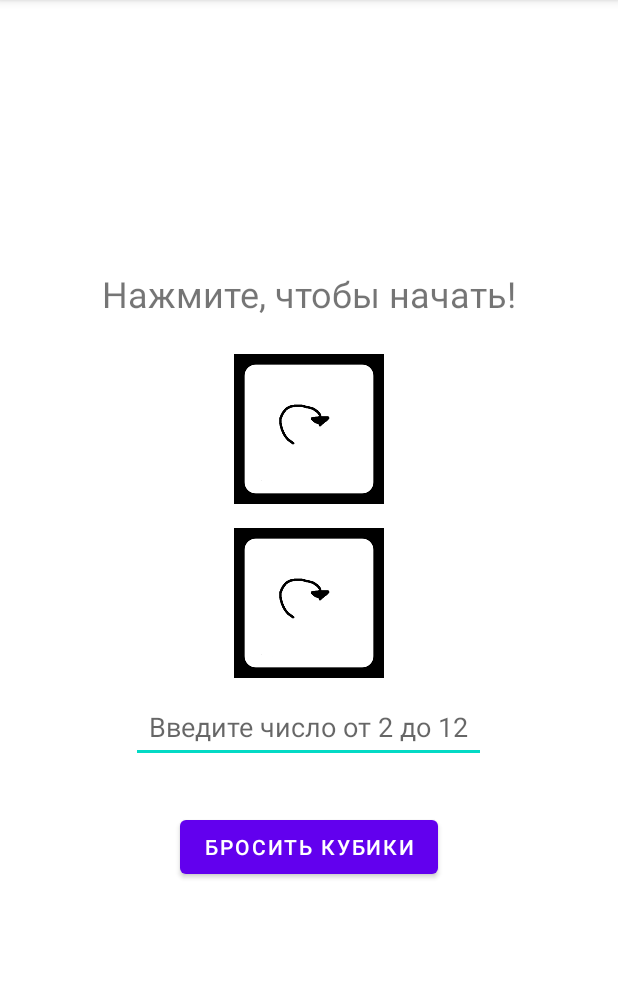
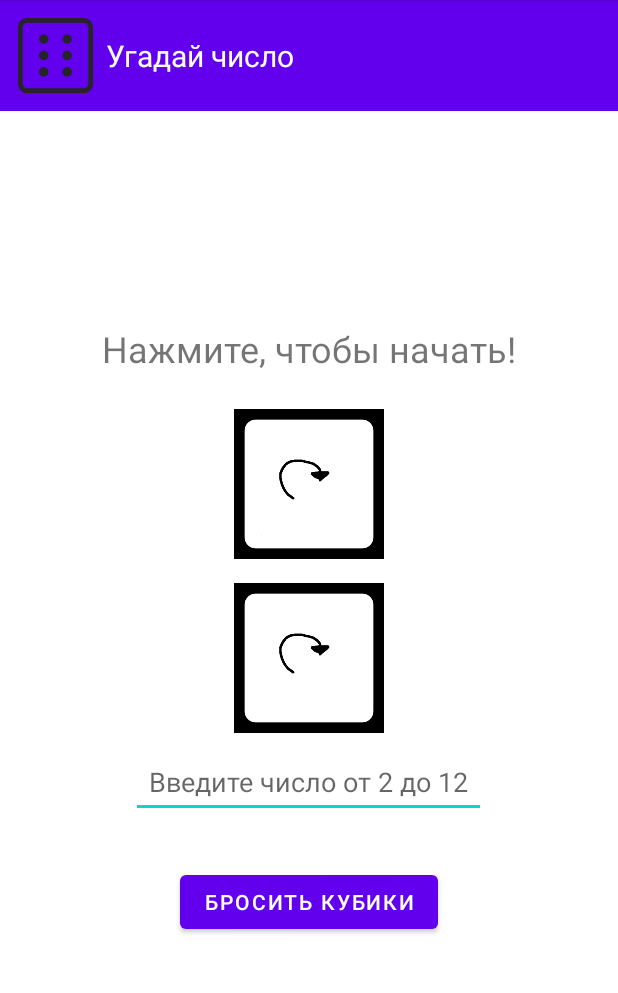
Before and after one commit to m1ndxw/dice_game, an Android app built with Jetpack Compose: the screen it shows after launch (MainActivity), on a phone screen of 412 x 824 dp, the part 84-1077 px from its top. Run offline under Robolectric (Android 15) with nearby library versions, the phone set to English and light mode, and no system bars.

Commit message:
svg icon

```diff
--- a/app/src/main/AndroidManifest.xml
+++ b/app/src/main/AndroidManifest.xml
@@ -3,9 +3,9 @@
 
     <application
         android:allowBackup="true"
-        android:icon="@mipmap/ic_launcher"
+        android:icon="@drawable/dice_icon_main"
         android:label="@string/app_name"
-        android:roundIcon="@mipmap/ic_launcher_round"
+        android:roundIcon="@drawable/dice_icon_main"
         android:supportsRtl="true"
         android:theme="@style/Theme.DiceGame">
 
--- /dev/null
+++ b/app/src/main/res/drawable/dice_icon_main.xml
@@ -0,0 +1,12 @@
+<vector xmlns:android="http://schemas.android.com/apk/res/android"
+    android:width="800dp"
+    android:height="800dp"
+    android:viewportWidth="28"
+    android:viewportHeight="28">
+  <path
+      android:pathData="M24.5,0C26.433,0 28,1.567 28,3.5L28,24.5C28,26.433 26.433,28 24.5,28L3.5,28C1.567,28 0,26.433 0,24.5L0,3.5C0,1.567 1.567,0 3.5,0L24.5,0ZM24.5,1.75L3.5,1.75C2.534,1.75 1.75,2.534 1.75,3.5L1.75,24.5C1.75,25.466 2.534,26.25 3.5,26.25L24.5,26.25C25.466,26.25 26.25,25.466 26.25,24.5L26.25,3.5C26.25,2.534 25.466,1.75 24.5,1.75ZM9.625,18.375C10.591,18.375 11.375,19.159 11.375,20.125C11.375,21.091 10.591,21.875 9.625,21.875C8.659,21.875 7.875,21.091 7.875,20.125C7.875,19.159 8.659,18.375 9.625,18.375ZM18.375,18.375C19.341,18.375 20.125,19.159 20.125,20.125C20.125,21.091 19.341,21.875 18.375,21.875C17.409,21.875 16.625,21.091 16.625,20.125C16.625,19.159 17.409,18.375 18.375,18.375ZM9.625,12.25C10.591,12.25 11.375,13.034 11.375,14C11.375,14.966 10.591,15.75 9.625,15.75C8.659,15.75 7.875,14.966 7.875,14C7.875,13.034 8.659,12.25 9.625,12.25ZM18.375,12.25C19.341,12.25 20.125,13.034 20.125,14C20.125,14.966 19.341,15.75 18.375,15.75C17.409,15.75 16.625,14.966 16.625,14C16.625,13.034 17.409,12.25 18.375,12.25ZM9.625,6.125C10.591,6.125 11.375,6.909 11.375,7.875C11.375,8.841 10.591,9.625 9.625,9.625C8.659,9.625 7.875,8.841 7.875,7.875C7.875,6.909 8.659,6.125 9.625,6.125ZM18.375,6.125C19.341,6.125 20.125,6.909 20.125,7.875C20.125,8.841 19.341,9.625 18.375,9.625C17.409,9.625 16.625,8.841 16.625,7.875C16.625,6.909 17.409,6.125 18.375,6.125Z"
+      android:strokeWidth="1"
+      android:fillColor="#252528"
+      android:fillType="nonZero"
+      android:strokeColor="#00000000"/>
+</vector>
--- a/app/src/main/res/layout/activity_main.xml
+++ b/app/src/main/res/layout/activity_main.xml
@@ -1,10 +1,46 @@
 <?xml version="1.0" encoding="utf-8"?>
-<LinearLayout xmlns:android="http://schemas.android.com/apk/res/android"
+<RelativeLayout xmlns:android="http://schemas.android.com/apk/res/android"
+    android:layout_width="match_parent"
+    android:layout_height="match_parent"
+    android:padding="0dp">
+
+    <!-- Верхняя панель -->
+    <LinearLayout
+        android:id="@+id/top_panel"
+        android:layout_width="match_parent"
+        android:layout_height="wrap_content"
+        android:orientation="horizontal"
+        android:background="#6200EE"
+        android:padding="12dp"
+        android:gravity="center_vertical">
+
+        <ImageView
+            android:id="@+id/dice_icon_main.xml"
+            android:layout_width="50dp"
+            android:layout_height="50dp"
+            android:src="@drawable/dice_icon_main"
+            android:contentDescription="@string/app_name"
+            android:layout_marginEnd="8dp" />
+
+        <TextView
+            android:id="@+id/title_text"
+            android:layout_width="wrap_content"
+            android:layout_height="wrap_content"
+            android:text="Угадай число"
+            android:textSize="20sp"
+            android:textColor="@android:color/white"
+            android:gravity="center" />
+    </LinearLayout>
+
+    <!-- Основное содержимое -->
+    <LinearLayout
+        android:id="@+id/main_content"
         android:layout_width="match_parent"
         android:layout_height="match_parent"
         android:orientation="vertical"
         android:gravity="center"
-    android:padding="16dp">
+        android:padding="16dp"
+        android:layout_below="@id/top_panel">
 
         <TextView
             android:id="@+id/result_text"
@@ -12,7 +48,7 @@
             android:layout_height="wrap_content"
             android:text="Нажмите, чтобы начать!"
             android:textSize="24sp"
-        android:layout_marginBottom="16dp"/>
+            android:layout_marginBottom="16dp" />
 
         <ImageView
             android:id="@+id/dice_image_1"
@@ -37,7 +73,7 @@
             android:layout_marginBottom="16dp"
             android:padding="12dp"
             android:minWidth="200dp"
-        android:minHeight="48dp"/>
+            android:minHeight="48dp" />
 
         <Button
             android:id="@+id/roll_button"
@@ -52,5 +88,6 @@
             android:layout_height="wrap_content"
             android:text="Играть снова"
             android:layout_marginTop="16dp"
-        android:visibility="gone"/>
+            android:visibility="gone" />
     </LinearLayout>
+</RelativeLayout>
```
Lines whose indentation alone changed are shown as unchanged.
